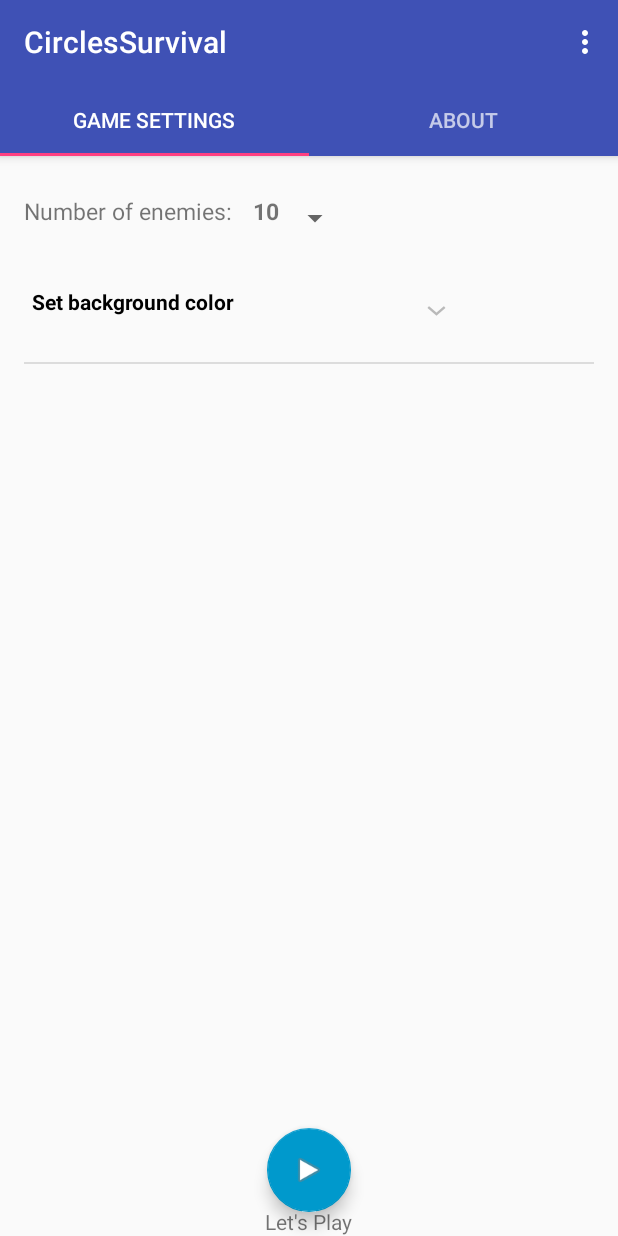
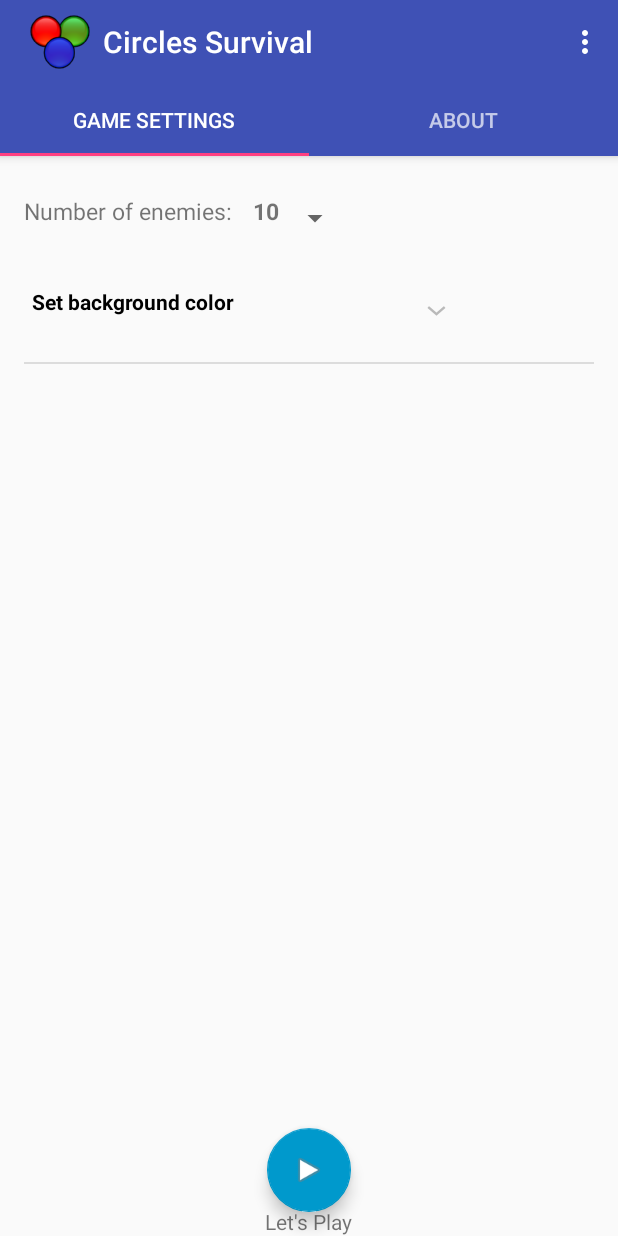
Before and after one commit to roma-sck/CirclesSurvival, an Android app: the screen it shows after launch (MainActivity), on a phone screen of 412 x 824 dp. Run offline under Robolectric (Android 15) with nearby library versions, the phone set to English and light mode, and no system bars.

Commit message:
add actionbar logo

```diff
--- a/app/src/main/res/values/strings.xml
+++ b/app/src/main/res/values/strings.xml
@@ -1,5 +1,5 @@
 <resources>
-    <string name="app_name">CirclesSurvival</string>
+    <string name="app_name">" Circles Survival"</string>
     <string name="action_settings">Settings</string>
 
     <string name="menu_email">"Email developer"</string>
--- a/app/src/main/res/values/styles.xml
+++ b/app/src/main/res/values/styles.xml
@@ -6,6 +6,7 @@
         <item name="colorPrimary">@color/colorPrimary</item>
         <item name="colorPrimaryDark">@color/colorPrimaryDark</item>
         <item name="colorAccent">@color/colorAccent</item>
+        <item name="logo">@mipmap/ic_actbar</item>
     </style>
 
     <style name="AppTheme.NoActionBar">
```
Also changed, not shown: app/src/main/res/mipmap-hdpi/ic_actbar.png (added), app/src/main/res/mipmap-mdpi/ic_actbar.png (added), app/src/main/res/mipmap-xhdpi/ic_actbar.png (added), app/src/main/res/mipmap-xxhdpi/ic_actbar.png (added), app/src/main/res/mipmap-xxxhdpi/ic_actbar.png (added).
